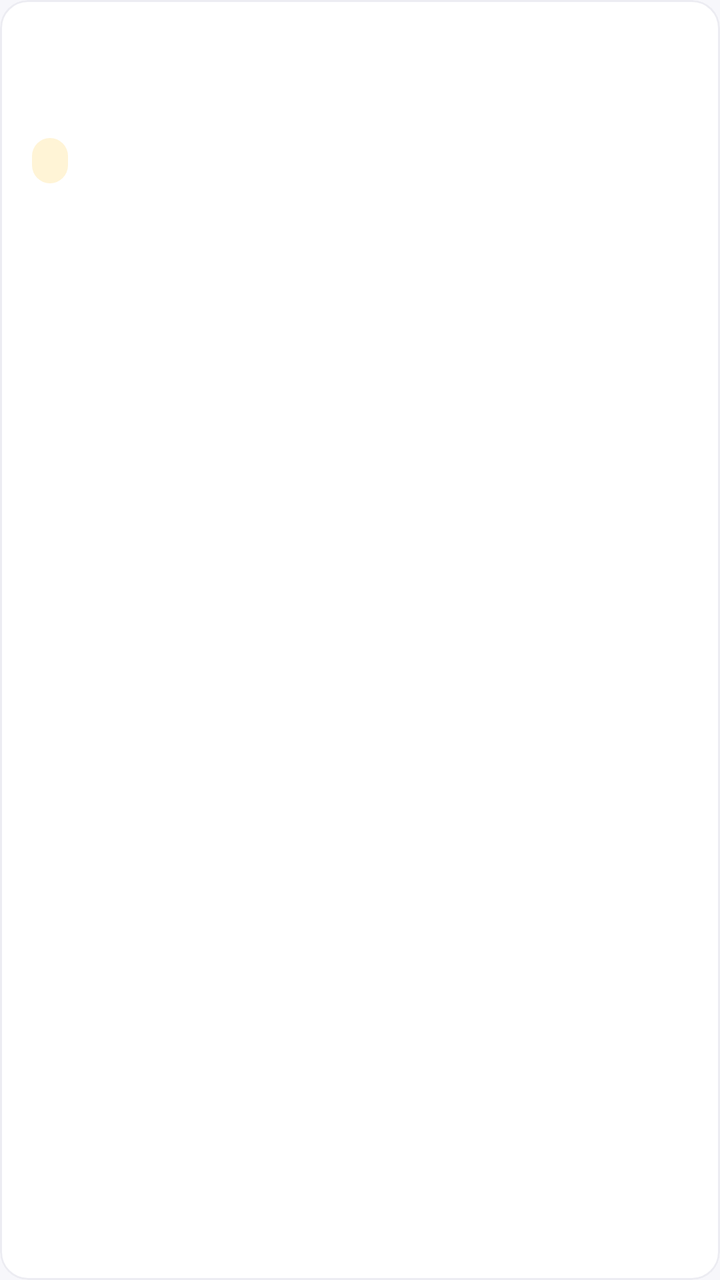
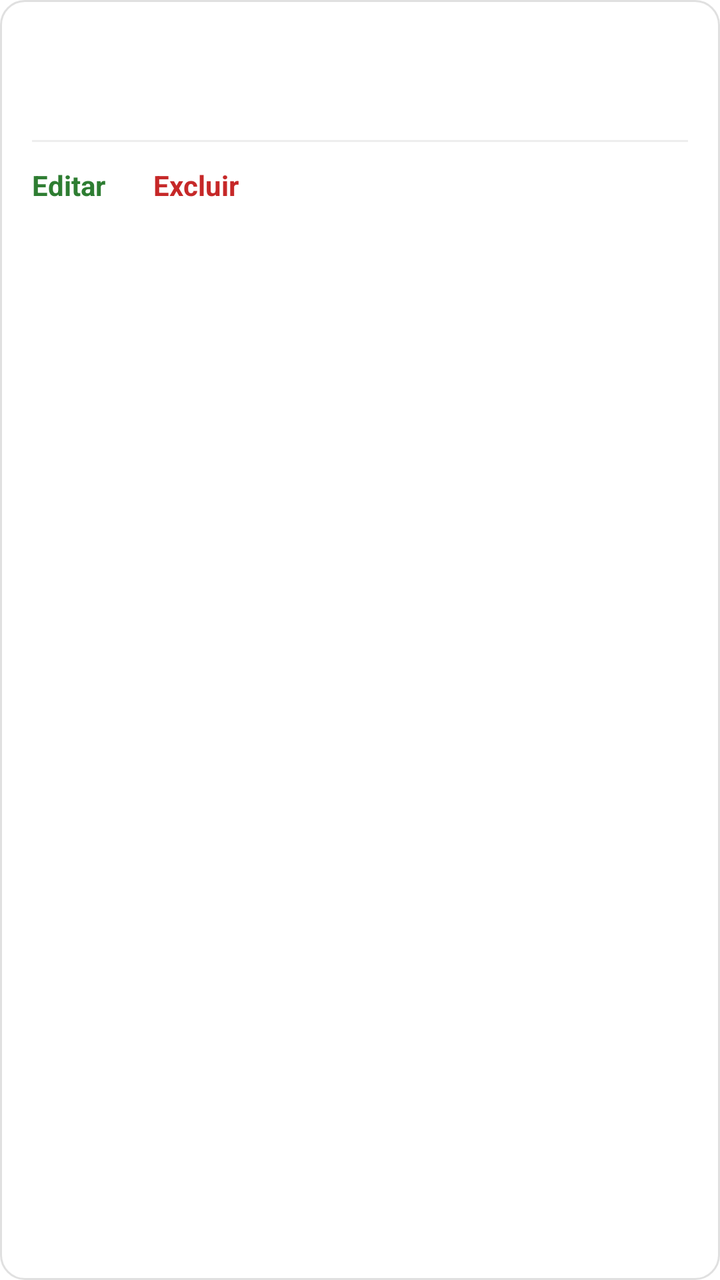

The first picture is an Android layout as it rendered before a commit; the second is the same layout after the commit. The layout source and the unified diff follow.
<!-- AndroidManifest.xml: application theme Theme.Meu_controle -->
<!-- res/layout/item_account.xml -->
<?xml version="1.0" encoding="utf-8"?>
<com.google.android.material.card.MaterialCardView xmlns:android="http://schemas.android.com/apk/res/android"
    xmlns:app="http://schemas.android.com/apk/res-auto"
    android:layout_width="match_parent"
    android:layout_height="wrap_content"
    android:layout_marginBottom="10dp"
    app:cardBackgroundColor="@color/surface"
    app:cardCornerRadius="14dp"
    app:cardElevation="0dp"
    app:strokeColor="@color/card_stroke"
    app:strokeWidth="1dp">

    <LinearLayout
        android:layout_width="match_parent"
        android:layout_height="wrap_content"
        android:orientation="vertical"
        android:padding="16dp">

        <LinearLayout
            android:layout_width="match_parent"
            android:layout_height="wrap_content"
            android:gravity="center_vertical"
            android:orientation="horizontal">

            <TextView
                android:id="@+id/account_description"
                android:layout_width="0dp"
                android:layout_height="wrap_content"
                android:layout_weight="1"
                android:ellipsize="end"
                android:maxLines="2"
                android:textColor="@color/text_primary"
                android:textSize="15sp"
                android:textStyle="bold" />

            <TextView
                android:id="@+id/account_amount"
                android:layout_width="wrap_content"
                android:layout_height="wrap_content"
                android:layout_marginStart="12dp"
                android:textSize="16sp"
                android:textStyle="bold" />
        </LinearLayout>

        <TextView
            android:id="@+id/account_metadata"
            android:layout_width="match_parent"
            android:layout_height="wrap_content"
            android:layout_marginTop="5dp"
            android:textColor="@color/text_secondary"
            android:textSize="12sp" />

        <TextView
            android:id="@+id/account_status"
            android:layout_width="wrap_content"
            android:layout_height="wrap_content"
            android:layout_marginTop="10dp"
            android:background="@drawable/bg_status_pending"
            android:paddingStart="9dp"
            android:paddingTop="4dp"
            android:paddingEnd="9dp"
            android:paddingBottom="4dp"
            android:textColor="@color/status_pending_text"
            android:textSize="11sp"
            android:textStyle="bold" />
    </LinearLayout>
</com.google.android.material.card.MaterialCardView>
<!-- resources referenced by this layout -->
<resources>
  <color name="card_stroke">#ECECF2</color>
  <color name="status_pending_text">#8A5A00</color>
  <color name="surface">#FFFFFFFF</color>
  <color name="text_primary">#1A1A1A</color>
  <color name="text_secondary">#6B7280</color>
  <!-- drawable bg_status_pending (drawable) -->
  <?xml version="1.0" encoding="utf-8"?>
  <shape xmlns:android="http://schemas.android.com/apk/res/android"
      android:shape="rectangle">
      <solid android:color="@color/status_pending_background" />
      <corners android:radius="20dp" />
  </shape>
  <style name="Theme.Meu_controle" parent="Base.Theme.Meu_controle" />
  <color name="status_pending_background">#FFF4D6</color>
  <style name="Base.Theme.Meu_controle" parent="Theme.Material3.Light.NoActionBar">
          <item name="colorPrimary">@color/primary_green</item>
          <item name="colorOnPrimary">@color/white</item>
          <item name="colorPrimaryContainer">@color/receita_fundo</item>
          <item name="colorOnPrimaryContainer">@color/receita_texto</item>
          <item name="colorSecondary">@color/primary_green</item>
          <item name="colorError">@color/acao_excluir</item>
          <item name="colorSurface">@color/surface</item>
          <item name="colorOnSurface">@color/text_primary</item>
          <item name="colorOutline">@color/field_stroke</item>
          <item name="android:colorBackground">@color/app_background</item>
          <item name="android:windowLightStatusBar">true</item>
  
          
          <item name="materialButtonStyle">@style/Widget.MeuControle.Button</item>
      </style>
  <color name="primary_green">#28D934</color>
  <color name="white">#FFFFFFFF</color>
  <color name="receita_fundo">#E8F5E9</color>
  <color name="receita_texto">#1B5E20</color>
  <color name="acao_excluir">#D32F2F</color>
  <color name="field_stroke">#E5E7EB</color>
  <color name="app_background">#F7F7FB</color>
  <style name="Widget.MeuControle.Button" parent="Widget.Material3.Button">
          <item name="backgroundTint">@color/primary_green</item>
          <item name="android:textColor">@color/white</item>
          <item name="android:textAllCaps">false</item>
          <item name="android:textStyle">bold</item>
          <item name="cornerRadius">14dp</item>
      </style>
</resources>

<!-- the commit's change to res/layout/item_account.xml (unified diff, before → after) -->
@@ -1,67 +1,69 @@
 <?xml version="1.0" encoding="utf-8"?>
-<com.google.android.material.card.MaterialCardView xmlns:android="http://schemas.android.com/apk/res/android"
-    xmlns:app="http://schemas.android.com/apk/res-auto"
+<LinearLayout xmlns:android="http://schemas.android.com/apk/res/android"
     android:layout_width="match_parent"
     android:layout_height="wrap_content"
-    android:layout_marginBottom="10dp"
-    app:cardBackgroundColor="@color/surface"
-    app:cardCornerRadius="14dp"
-    app:cardElevation="0dp"
-    app:strokeColor="@color/card_stroke"
-    app:strokeWidth="1dp">
+    android:layout_marginBottom="12dp"
+    android:background="@drawable/bg_card_white_border"
+    android:orientation="vertical"
+    android:padding="16dp">
 
     <LinearLayout
         android:layout_width="match_parent"
         android:layout_height="wrap_content"
-        android:orientation="vertical"
-        android:padding="16dp">
-
-        <LinearLayout
-            android:layout_width="match_parent"
-            android:layout_height="wrap_content"
-            android:gravity="center_vertical"
-            android:orientation="horizontal">
-
-            <TextView
-                android:id="@+id/account_description"
-                android:layout_width="0dp"
-                android:layout_height="wrap_content"
-                android:layout_weight="1"
-                android:ellipsize="end"
-                android:maxLines="2"
-                android:textColor="@color/text_primary"
-                android:textSize="15sp"
-                android:textStyle="bold" />
-
-            <TextView
-                android:id="@+id/account_amount"
-                android:layout_width="wrap_content"
-                android:layout_height="wrap_content"
-                android:layout_marginStart="12dp"
-                android:textSize="16sp"
-                android:textStyle="bold" />
-        </LinearLayout>
+        android:gravity="center_vertical"
+        android:orientation="horizontal">
 
         <TextView
-            android:id="@+id/account_metadata"
-            android:layout_width="match_parent"
+            android:id="@+id/account_description"
+            android:layout_width="0dp"
             android:layout_height="wrap_content"
-            android:layout_marginTop="5dp"
-            android:textColor="@color/text_secondary"
-            android:textSize="12sp" />
+            android:layout_weight="1"
+            android:textColor="@color/black"
+            android:textSize="16sp"
+            android:textStyle="bold" />
 
         <TextView
-            android:id="@+id/account_status"
+            android:id="@+id/account_amount"
             android:layout_width="wrap_content"
             android:layout_height="wrap_content"
-            android:layout_marginTop="10dp"
-            android:background="@drawable/bg_status_pending"
-            android:paddingStart="9dp"
-            android:paddingTop="4dp"
-            android:paddingEnd="9dp"
-            android:paddingBottom="4dp"
-            android:textColor="@color/status_pending_text"
-            android:textSize="11sp"
+            android:textSize="16sp"
             android:textStyle="bold" />
     </LinearLayout>
-</com.google.android.material.card.MaterialCardView>
+
+    <TextView
+        android:id="@+id/account_metadata"
+        android:layout_width="wrap_content"
+        android:layout_height="wrap_content"
+        android:layout_marginTop="4dp"
+        android:textColor="@color/gray_text"
+        android:textSize="12sp" />
+
+    <View
+        android:layout_width="match_parent"
+        android:layout_height="1dp"
+        android:layout_marginVertical="12dp"
+        android:background="#EEEEEE" />
+
+    <LinearLayout
+        android:layout_width="match_parent"
+        android:layout_height="wrap_content"
+        android:orientation="horizontal">
+
+        <TextView
+            android:id="@+id/btn_edit_item"
+            android:layout_width="wrap_content"
+            android:layout_height="wrap_content"
+            android:text="Editar"
+            android:textColor="@color/green_primary"
+            android:textStyle="bold"
+            android:paddingEnd="24dp" />
+
+        <TextView
+            android:id="@+id/btn_delete_item"
+            android:layout_width="wrap_content"
+            android:layout_height="wrap_content"
+            android:text="Excluir"
+            android:textColor="@color/payables_accent"
+            android:textStyle="bold" />
+    </LinearLayout>
+</LinearLayout>
<!-- resource entries referenced after the edit -->
@@ -1,48 +1,23 @@
 <!-- resources referenced by this layout -->
 <resources>
-  <color name="card_stroke">#ECECF2</color>
-  <color name="status_pending_text">#8A5A00</color>
-  <color name="surface">#FFFFFFFF</color>
-  <color name="text_primary">#1A1A1A</color>
-  <color name="text_secondary">#6B7280</color>
-  <!-- drawable bg_status_pending (drawable) -->
+  <color name="black">#1A1A1A</color>
+  <color name="gray_text">#666666</color>
+  <color name="green_primary">#2E7D32</color>
+  <color name="payables_accent">#C62828</color>
+  <!-- drawable bg_card_white_border (drawable) -->
   <?xml version="1.0" encoding="utf-8"?>
-  <shape xmlns:android="http://schemas.android.com/apk/res/android"
-      android:shape="rectangle">
-      <solid android:color="@color/status_pending_background" />
-      <corners android:radius="20dp" />
+  <shape xmlns:android="http://schemas.android.com/apk/res/android">
+      <solid android:color="@color/white" />
+      <stroke android:width="1dp" android:color="#E0E0E0" />
+      <corners android:radius="12dp" />
   </shape>
-  <style name="Theme.Meu_controle" parent="Base.Theme.Meu_controle" />
-  <color name="status_pending_background">#FFF4D6</color>
-  <style name="Base.Theme.Meu_controle" parent="Theme.Material3.Light.NoActionBar">
-          <item name="colorPrimary">@color/primary_green</item>
-          <item name="colorOnPrimary">@color/white</item>
-          <item name="colorPrimaryContainer">@color/receita_fundo</item>
-          <item name="colorOnPrimaryContainer">@color/receita_texto</item>
-          <item name="colorSecondary">@color/primary_green</item>
-          <item name="colorError">@color/acao_excluir</item>
-          <item name="colorSurface">@color/surface</item>
-          <item name="colorOnSurface">@color/text_primary</item>
-          <item name="colorOutline">@color/field_stroke</item>
-          <item name="android:colorBackground">@color/app_background</item>
-          <item name="android:windowLightStatusBar">true</item>
-  
-          
-          <item name="materialButtonStyle">@style/Widget.MeuControle.Button</item>
+  <style name="Theme.Meu_controle" parent="Theme.MaterialComponents.DayNight.NoActionBar">
+          <item name="colorPrimary">@color/primary</item>
+          <item name="colorPrimaryDark">@color/primary_dark</item>
+          <item name="colorAccent">@color/primary</item>
       </style>
-  <color name="primary_green">#28D934</color>
-  <color name="white">#FFFFFFFF</color>
-  <color name="receita_fundo">#E8F5E9</color>
-  <color name="receita_texto">#1B5E20</color>
-  <color name="acao_excluir">#D32F2F</color>
-  <color name="field_stroke">#E5E7EB</color>
-  <color name="app_background">#F7F7FB</color>
-  <style name="Widget.MeuControle.Button" parent="Widget.Material3.Button">
-          <item name="backgroundTint">@color/primary_green</item>
-          <item name="android:textColor">@color/white</item>
-          <item name="android:textAllCaps">false</item>
-          <item name="android:textStyle">bold</item>
-          <item name="cornerRadius">14dp</item>
-      </style>
+  <color name="white">#FFFFFF</color>
+  <color name="primary">#1976D2</color>
+  <color name="primary_dark">#0D47A1</color>
 </resources>
 
